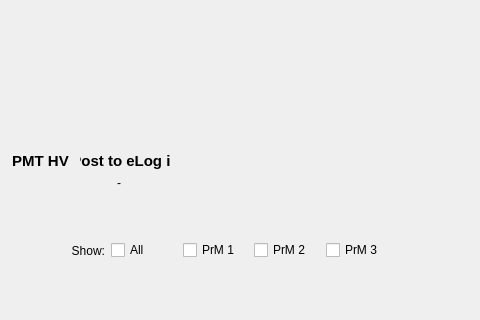
The window that sbndprmdaq/mainwindow.ui (marcodeltutto/SBNDPurityMonitorDAQ) describes before a commit, drawn with Qt 5; both pictures show x 0 to 480 and y 284 to 604 of the 1000 by 859 pixel window.
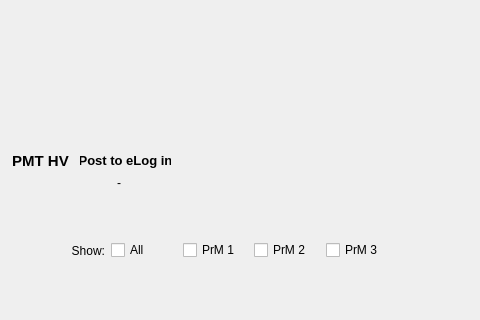
The same window after the commit. Icons and pictures are not drawn. Custom widgets are drawn as their Qt base class.

Commit message: Fix font size

Patch:
```diff
--- a/sbndprmdaq/mainwindow.ui
+++ b/sbndprmdaq/mainwindow.ui
@@ -198,7 +198,7 @@
     </property>
     <property name="font">
      <font>
-      <pointsize>11</pointsize>
+      <pointsize>10</pointsize>
       <bold>true</bold>
      </font>
     </property>
```
